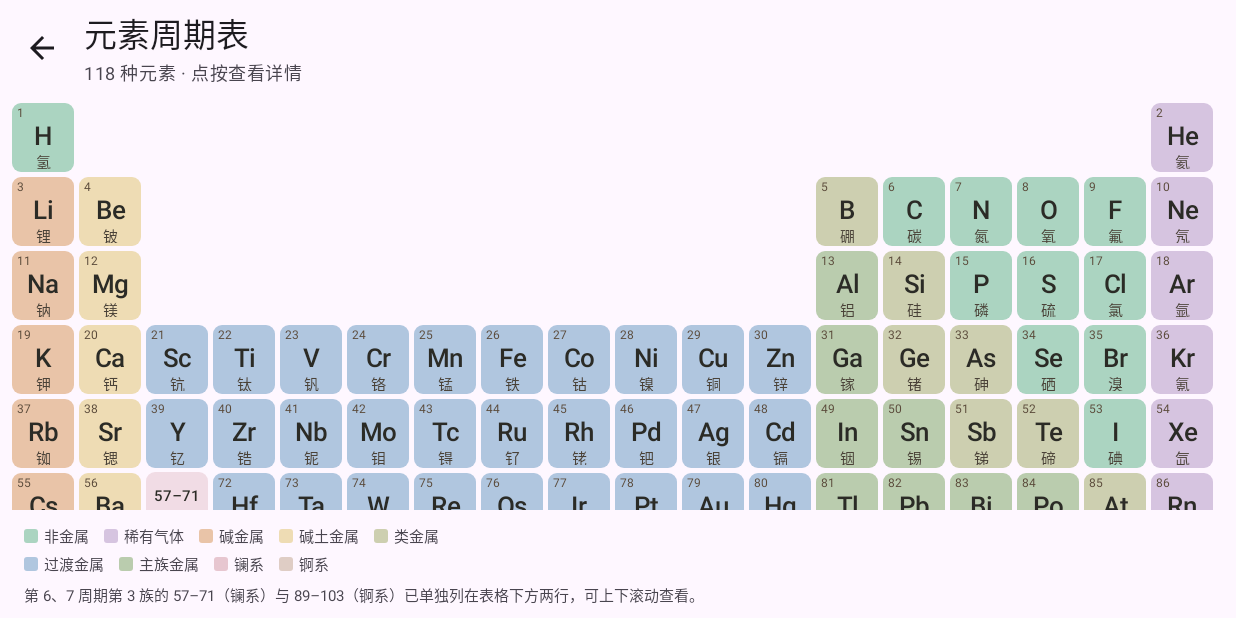
After one commit to x1aoren/SubjectToolbox, an Android app built with Jetpack Compose: the composable PeriodicTableScreen shown on its own in the app's theme, on a phone screen of 824 x 412 dp (held sideways). The commit adds this screen. Run offline under Robolectric (Android 15) with nearby library versions, the phone set to English and light mode, and no system bars.

Commit message:
feat: 添加元素周期表功能并整合到应用中
新增化学元素周期表功能模块，包含118种元素的完整信息展示，包括原子序数、相对原子质量、熔沸点、电子排布等详情。将元素周期表从化学方程式页面拆分独立成单独功能，更新应用配置、工具注册及文档说明。

```diff
--- a/app/build.gradle.kts
+++ b/app/build.gradle.kts
@@ -79,6 +79,7 @@ dependencies {
     implementation(project(":feature:geography-diagram"))
     implementation(project(":feature:electronic-textbook"))
     implementation(project(":feature:formula"))
+    implementation(project(":feature:periodic-table"))
 
     implementation(platform("androidx.compose:compose-bom:2024.12.01"))
     implementation("androidx.compose.ui:ui")
--- a/app/src/main/kotlin/cn/stb/app/ToolRegistrations.kt
+++ b/app/src/main/kotlin/cn/stb/app/ToolRegistrations.kt
@@ -11,6 +11,7 @@ import cn.stb.feature.dictionary.DictionaryToolProvider
 import cn.stb.feature.formula.FormulaToolProvider
 import cn.stb.feature.geography.GeographyDiagramToolProvider
 import cn.stb.feature.math.MathToolProvider
+import cn.stb.feature.periodic.PeriodicTableToolProvider
 import cn.stb.feature.poetry.PoetryToolProvider
 import cn.stb.feature.textbook.TextbookToolProvider
 import cn.stb.feature.zhdict.ChineseDictionaryToolProvider
@@ -39,6 +40,7 @@ object ToolRegistrations {
         MathToolProvider(),
         DictionaryToolProvider(),
         ChemistryToolProvider(),
+        PeriodicTableToolProvider(),
         BiologyDiagramToolProvider(),
         GeographyDiagramToolProvider(),
         TextbookToolProvider(),
--- a/feature/chemistry-equation/src/main/kotlin/cn/stb/feature/chemistry/PeriodicTable.kt
+++ b/feature/periodic-table/src/main/kotlin/cn/stb/feature/periodic/PeriodicTable.kt
@@ -1,4 +1,4 @@
-package cn.stb.feature.chemistry
+package cn.stb.feature.periodic
 
 import androidx.compose.foundation.background
 import androidx.compose.foundation.horizontalScroll
--- /dev/null
+++ b/feature/periodic-table/src/main/kotlin/cn/stb/feature/periodic/PeriodicTableScreen.kt
@@ -0,0 +1,83 @@
+package cn.stb.feature.periodic
+
+import androidx.compose.foundation.layout.Column
+import androidx.compose.foundation.layout.fillMaxSize
+import androidx.compose.foundation.layout.padding
+import androidx.compose.material.icons.Icons
+import androidx.compose.material.icons.automirrored.filled.ArrowBack
+import androidx.compose.material3.ExperimentalMaterial3Api
+import androidx.compose.material3.Icon
+import androidx.compose.material3.IconButton
+import androidx.compose.material3.MaterialTheme
+import androidx.compose.material3.Scaffold
+import androidx.compose.material3.Text
+import androidx.compose.material3.TopAppBar
+import androidx.compose.material3.TopAppBarDefaults
+import androidx.compose.runtime.Composable
+import androidx.compose.runtime.remember
+import androidx.compose.ui.Modifier
+import androidx.compose.ui.platform.LocalContext
+import androidx.compose.ui.unit.dp
+import cn.stb.core.data.AssetReader
+import cn.stb.core.model.SubjectId
+import cn.stb.core.model.ToolIcon
+import cn.stb.core.model.ToolId
+import cn.stb.core.model.ToolSpec
+import cn.stb.core.registry.ToolHost
+import cn.stb.core.registry.ToolProvider
+
+class PeriodicTableToolProvider : ToolProvider {
+    override val spec = ToolSpec(
+        id = ToolId("chemistry.periodic"),
+        subjectId = SubjectId("chemistry"),
+        title = "元素周期表",
+        summary = "118 种元素 · 点按查看详情",
+        glyph = "表",
+        icon = ToolIcon.ATOM,
+        keywords = listOf("化学", "元素", "元素周期表", "周期表", "原子", "原子序数", "相对原子质量"),
+    )
+
+    @Composable
+    override fun Content(host: ToolHost) {
+        PeriodicTableScreen(onBack = host::close)
+    }
+}
+
+@OptIn(ExperimentalMaterial3Api::class)
+@Composable
+fun PeriodicTableScreen(onBack: () -> Unit) {
+    val context = LocalContext.current
+    val repository = remember { ElementRepository(AssetReader(context)) }
+    val elements = remember { repository.elements() }
+
+    Scaffold(
+        containerColor = MaterialTheme.colorScheme.background,
+        topBar = {
+            TopAppBar(
+                title = {
+                    Column {
+                        Text("元素周期表")
+                        Text(
+                            text = "118 种元素 · 点按查看详情",
+                            style = MaterialTheme.typography.bodySmall,
+                            color = MaterialTheme.colorScheme.onSurfaceVariant,
+                        )
+                    }
+                },
+                navigationIcon = {
+                    IconButton(onClick = onBack) {
+                        Icon(Icons.AutoMirrored.Filled.ArrowBack, contentDescription = "返回")
+                    }
+                },
+                colors = TopAppBarDefaults.topAppBarColors(
+                    containerColor = MaterialTheme.colorScheme.background,
+                ),
+            )
+        },
+    ) { padding ->
+        Column(modifier = Modifier.fillMaxSize().padding(padding)) {
+            PeriodicTable(elements = elements, modifier = Modifier.weight(1f))
+            CategoryLegend(modifier = Modifier.padding(horizontal = 16.dp, vertical = 8.dp))
+        }
+    }
+}
--- a/settings.gradle.kts
+++ b/settings.gradle.kts
@@ -36,3 +36,4 @@ include(":feature:biology-diagram")
 include(":feature:geography-diagram")
 include(":feature:electronic-textbook")
 include(":feature:formula")
+include(":feature:periodic-table")
```
Also changed, not shown: feature/chemistry-equation/src/main/kotlin/cn/stb/feature/chemistry/ChemistryScreen.kt (+3 -21 lines), feature/periodic-table/build.gradle.kts (added, +21 -0 lines), 1 other file.
